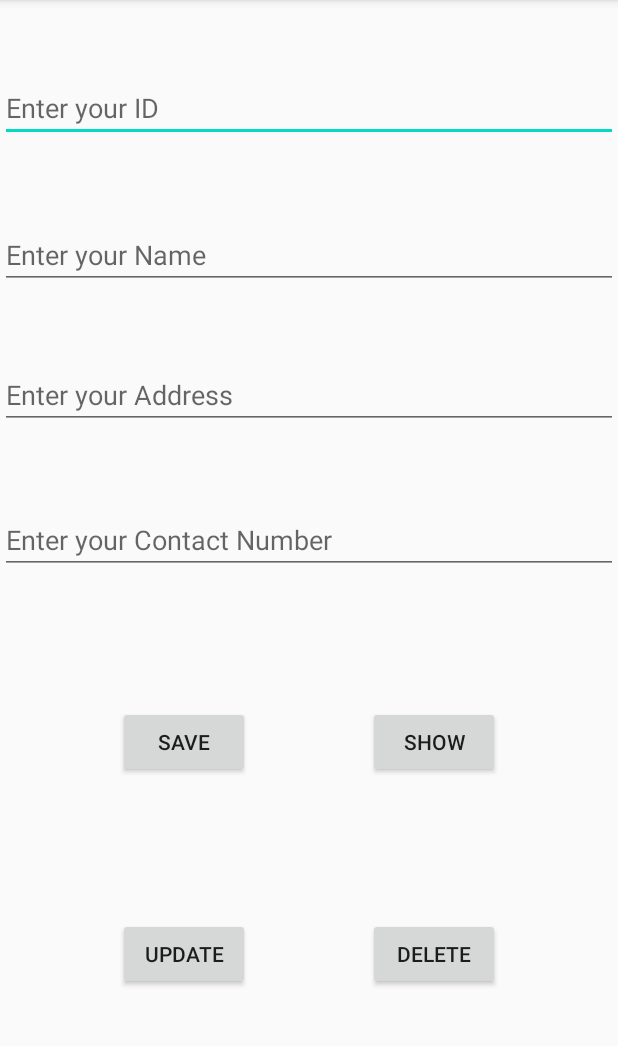
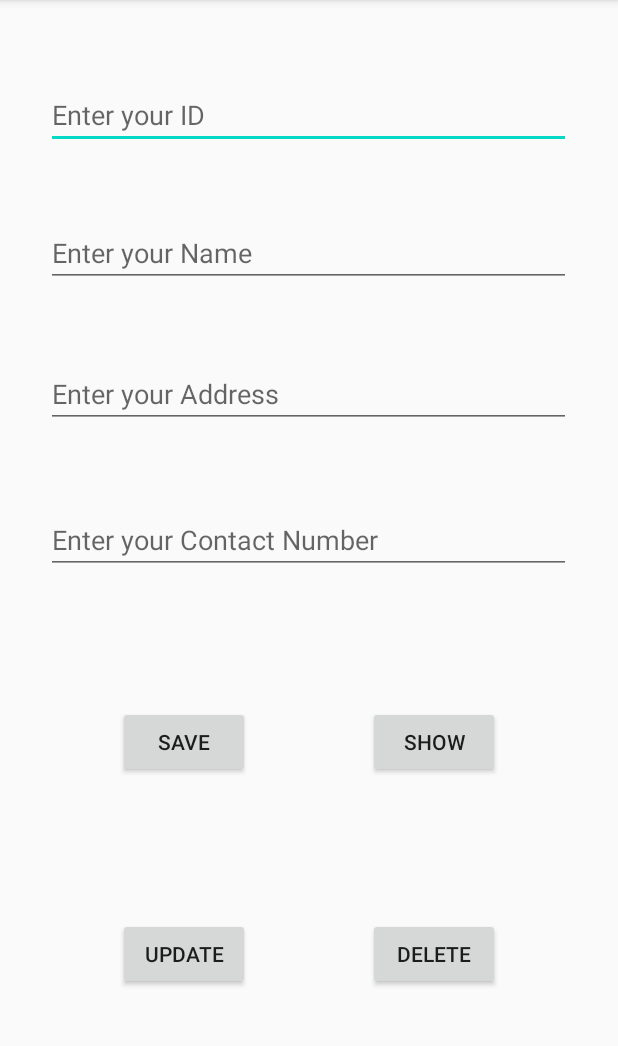
Before and after one commit to KavHasrana/Tutorial05, an Android app: the screen it shows after launch (MainActivity), after a tap on "SAVE", on a phone screen of 412 x 824 dp, the part 84-1130 px from its top. Run offline under Robolectric (Android 15) with nearby library versions, the phone set to English and light mode, and no system bars; our stand-ins replace Firebase (no records; nobody signed in at launch, a user with empty details on screens opened directly).

Commit message:
First Commit

```diff
--- a/app/src/main/java/com/example/mad_tute05/MainActivity.java
+++ b/app/src/main/java/com/example/mad_tute05/MainActivity.java
@@ -71,11 +71,11 @@ public class MainActivity extends AppCompatActivity {
                 });
                 try {
                     if(TextUtils.isEmpty(txtID.getText().toString()))
-                        Toast.makeText(getApplicationContext(),"Please Enter an Id", Toast.LENGTH_SHORT).show();
+                        Toast.makeText(getApplicationContext(),"Please Enter your ID", Toast.LENGTH_SHORT).show();
                     else if(TextUtils.isEmpty(txtName.getText().toString()))
-                        Toast.makeText(getApplicationContext(),"Please Enter a Name", Toast.LENGTH_SHORT).show();
+                        Toast.makeText(getApplicationContext(),"Please Enter your Name", Toast.LENGTH_SHORT).show();
                     else if(TextUtils.isEmpty(txtAdd.getText().toString()))
-                        Toast.makeText(getApplicationContext(),"Please Enter a Address", Toast.LENGTH_SHORT).show();
+                        Toast.makeText(getApplicationContext(),"Please Enter your Address", Toast.LENGTH_SHORT).show();
                     else{
                         std.setID(txtID.getText().toString().trim());
                         std.setName(txtName.getText().toString().trim());
--- a/app/src/main/res/layout/activity_main.xml
+++ b/app/src/main/res/layout/activity_main.xml
@@ -8,56 +8,57 @@
 
     <EditText
         android:id="@+id/etID"
-        android:layout_width="0dp"
+        android:layout_width="350dp"
         android:layout_height="wrap_content"
         android:ems="10"
         android:hint="Enter your ID"
         android:inputType="textPersonName"
         app:layout_constraintBottom_toBottomOf="parent"
         app:layout_constraintEnd_toEndOf="parent"
-        app:layout_constraintHorizontal_bias="0.08"
+        app:layout_constraintHorizontal_bias="0.491"
         app:layout_constraintStart_toStartOf="parent"
         app:layout_constraintTop_toTopOf="parent"
-        app:layout_constraintVertical_bias="0.068" />
+        app:layout_constraintVertical_bias="0.075"
+        android:autofillHints="" />
 
     <EditText
         android:id="@+id/etName"
-        android:layout_width="0dp"
+        android:layout_width="350dp"
         android:layout_height="wrap_content"
         android:ems="10"
         android:hint="Enter your Name"
         android:inputType="textPersonName"
         app:layout_constraintBottom_toBottomOf="parent"
         app:layout_constraintEnd_toEndOf="parent"
-        app:layout_constraintHorizontal_bias="0.08"
+        app:layout_constraintHorizontal_bias="0.491"
         app:layout_constraintStart_toStartOf="parent"
         app:layout_constraintTop_toTopOf="parent"
-        app:layout_constraintVertical_bias="0.204" />
+        app:layout_constraintVertical_bias="0.202" />
 
     <EditText
         android:id="@+id/etAddress"
-        android:layout_width="0dp"
+        android:layout_width="350dp"
         android:layout_height="wrap_content"
         android:ems="10"
         android:hint="Enter your Address"
         android:inputType="textPersonName"
         app:layout_constraintBottom_toBottomOf="parent"
         app:layout_constraintEnd_toEndOf="parent"
-        app:layout_constraintHorizontal_bias="0.08"
+        app:layout_constraintHorizontal_bias="0.491"
         app:layout_constraintStart_toStartOf="parent"
         app:layout_constraintTop_toTopOf="parent"
-        app:layout_constraintVertical_bias="0.333" />
+        app:layout_constraintVertical_bias="0.332" />
 
     <EditText
         android:id="@+id/etConNo"
-        android:layout_width="0dp"
+        android:layout_width="350dp"
         android:layout_height="wrap_content"
         android:ems="10"
         android:hint="Enter your Contact Number"
         android:inputType="textPersonName"
         app:layout_constraintBottom_toBottomOf="parent"
         app:layout_constraintEnd_toEndOf="parent"
-        app:layout_constraintHorizontal_bias="0.08"
+        app:layout_constraintHorizontal_bias="0.491"
         app:layout_constraintStart_toStartOf="parent"
         app:layout_constraintTop_toTopOf="parent"
         app:layout_constraintVertical_bias="0.467" />
```
